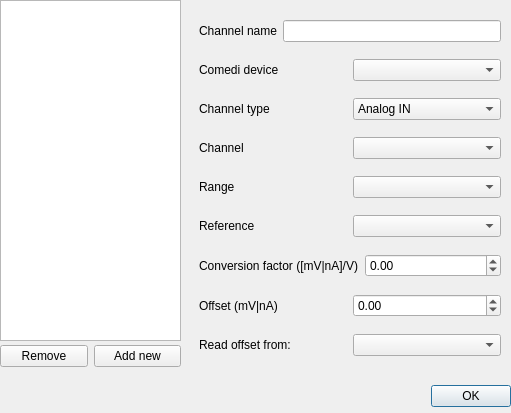
Old version of the form gui/channelsetupdialog.ui in the repository CompEphys-team/rtdo.
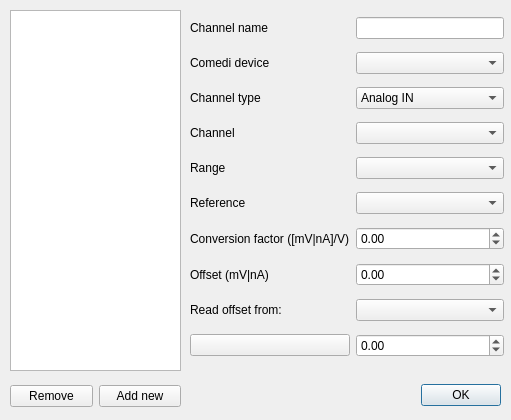
New version of the form.

Commit message:
Added a read/reset button to channel setup dialog
For input channels, the button reads and outputs the current value to the spinbox
For output channels, the button sets the output to the value in the spinbox
In both cases, the channel's offset is read from source prior to the main action.

Diff of the .ui file:
```diff
--- a/gui/channelsetupdialog.ui
+++ b/gui/channelsetupdialog.ui
@@ -7,7 +7,7 @@
     <x>0</x>
     <y>0</y>
     <width>511</width>
-    <height>413</height>
+    <height>420</height>
    </rect>
   </property>
   <property name="windowTitle">
@@ -16,8 +16,8 @@
   <widget class="QDialogButtonBox" name="buttonBox">
    <property name="geometry">
     <rect>
-     <x>190</x>
-     <y>381</y>
+     <x>180</x>
+     <y>380</y>
      <width>321</width>
      <height>31</height>
     </rect>
@@ -29,189 +29,22 @@
     <set>QDialogButtonBox::Ok</set>
    </property>
   </widget>
-  <widget class="QFrame" name="channel_details">
-   <property name="geometry">
-    <rect>
-     <x>190</x>
-     <y>0</y>
-     <width>320</width>
-     <height>381</height>
-    </rect>
-   </property>
-   <layout class="QVBoxLayout" name="verticalLayout">
-    <item>
-     <layout class="QHBoxLayout" name="horizontalLayout_6">
-      <item>
-       <widget class="QLabel" name="label">
-        <property name="text">
-         <string>Channel name</string>
-        </property>
-       </widget>
-      </item>
-      <item>
-       <widget class="QLineEdit" name="name"/>
-      </item>
-     </layout>
-    </item>
-    <item>
-     <layout class="QHBoxLayout" name="horizontalLayout_7">
-      <item>
-       <widget class="QLabel" name="label_7">
-        <property name="text">
-         <string>Comedi device</string>
-        </property>
-       </widget>
-      </item>
-      <item>
-       <widget class="QComboBox" name="device"/>
-      </item>
-     </layout>
-    </item>
-    <item>
-     <layout class="QHBoxLayout" name="horizontalLayout_8">
-      <item>
-       <widget class="QLabel" name="label_9">
-        <property name="text">
-         <string>Channel type</string>
-        </property>
-       </widget>
-      </item>
-      <item>
-       <widget class="QComboBox" name="type">
-        <item>
-         <property name="text">
-          <string>Analog IN</string>
-         </property>
-        </item>
-        <item>
-         <property name="text">
-          <string>Analog OUT</string>
-         </property>
-        </item>
-       </widget>
-      </item>
-     </layout>
-    </item>
-    <item>
-     <layout class="QHBoxLayout" name="horizontalLayout">
-      <item>
-       <widget class="QLabel" name="label_2">
-        <property name="text">
-         <string>Channel</string>
-        </property>
-       </widget>
-      </item>
-      <item>
-       <widget class="QComboBox" name="channel"/>
-      </item>
-     </layout>
-    </item>
-    <item>
-     <layout class="QHBoxLayout" name="horizontalLayout_4">
-      <item>
-       <widget class="QLabel" name="label_5">
-        <property name="text">
-         <string>Range</string>
-        </property>
-       </widget>
-      </item>
-      <item>
-       <widget class="QComboBox" name="range"/>
-      </item>
-     </layout>
-    </item>
-    <item>
-     <layout class="QHBoxLayout" name="horizontalLayout_3">
-      <item>
-       <widget class="QLabel" name="label_4">
-        <property name="text">
-         <string>Reference</string>
-        </property>
-       </widget>
-      </item>
-      <item>
-       <widget class="QComboBox" name="reference"/>
-      </item>
-     </layout>
-    </item>
-    <item>
-     <layout class="QHBoxLayout" name="horizontalLayout_2">
-      <item>
-       <widget class="QLabel" name="label_3">
-        <property name="text">
-         <string>Conversion factor ([mV|nA]/V)</string>
-        </property>
-       </widget>
-      </item>
-      <item>
-       <widget class="QDoubleSpinBox" name="conversionFactor">
-        <property name="minimum">
-         <double>-100.000000000000000</double>
-        </property>
-        <property name="maximum">
-         <double>100.000000000000000</double>
-        </property>
-       </widget>
-      </item>
-     </layout>
-    </item>
-    <item>
-     <layout class="QHBoxLayout" name="horizontalLayout_5">
-      <item>
-       <widget class="QLabel" name="label_6">
-        <property name="text">
-         <string>Offset (mV|nA)</string>
-        </property>
-       </widget>
-      </item>
-      <item>
-       <widget class="QDoubleSpinBox" name="offset">
-        <property name="minimum">
-         <double>-100.000000000000000</double>
-        </property>
-        <property name="maximum">
-         <double>100.000000000000000</double>
-        </property>
-       </widget>
-      </item>
-     </layout>
-    </item>
-    <item>
-     <layout class="QHBoxLayout" name="horizontalLayout_9">
-      <item>
-       <widget class="QLabel" name="label_8">
-        <property name="text">
-         <string>Read offset from:</string>
-        </property>
-       </widget>
-      </item>
-      <item>
-       <widget class="QComboBox" name="readOffsetSource">
-        <property name="toolTip">
-         <string>&lt;html&gt;&lt;head/&gt;&lt;body&gt;&lt;p&gt;If set, the offset is read from the selected channel at the start of an experiment, overwriting the manually set value.&lt;/p&gt;&lt;/body&gt;&lt;/html&gt;</string>
-        </property>
-       </widget>
-      </item>
-     </layout>
-    </item>
-   </layout>
-  </widget>
   <widget class="QListView" name="channelList">
    <property name="geometry">
     <rect>
-     <x>0</x>
-     <y>0</y>
-     <width>181</width>
-     <height>341</height>
+     <x>10</x>
+     <y>10</y>
+     <width>171</width>
+     <height>361</height>
     </rect>
    </property>
   </widget>
   <widget class="QWidget" name="layoutWidget">
    <property name="geometry">
     <rect>
-     <x>0</x>
-     <y>340</y>
-     <width>181</width>
+     <x>10</x>
+     <y>380</y>
+     <width>171</width>
      <height>33</height>
     </rect>
    </property>
@@ -232,6 +65,154 @@
     </item>
    </layout>
   </widget>
+  <widget class="QWidget" name="">
+   <property name="geometry">
+    <rect>
+     <x>190</x>
+     <y>10</y>
+     <width>314</width>
+     <height>361</height>
+    </rect>
+   </property>
+   <layout class="QGridLayout" name="gridLayout_2">
+    <item row="6" column="0">
+     <widget class="QLabel" name="label_3">
+      <property name="text">
+       <string>Conversion factor ([mV|nA]/V)</string>
+      </property>
+     </widget>
+    </item>
+    <item row="6" column="1">
+     <widget class="QDoubleSpinBox" name="conversionFactor">
+      <property name="minimum">
+       <double>-100.000000000000000</double>
+      </property>
+      <property name="maximum">
+       <double>100.000000000000000</double>
+      </property>
+     </widget>
+    </item>
+    <item row="5" column="1">
+     <widget class="QComboBox" name="reference"/>
+    </item>
+    <item row="5" column="0">
+     <widget class="QLabel" name="label_4">
+      <property name="text">
+       <string>Reference</string>
+      </property>
+     </widget>
+    </item>
+    <item row="7" column="1">
+     <widget class="QDoubleSpinBox" name="offset">
+      <property name="minimum">
+       <double>-100.000000000000000</double>
+      </property>
+      <property name="maximum">
+       <double>100.000000000000000</double>
+      </property>
+     </widget>
+    </item>
+    <item row="7" column="0">
+     <widget class="QLabel" name="label_6">
+      <property name="text">
+       <string>Offset (mV|nA)</string>
+      </property>
+     </widget>
+    </item>
+    <item row="8" column="1">
+     <widget class="QComboBox" name="readOffsetSource">
+      <property name="toolTip">
+       <string>&lt;html&gt;&lt;head/&gt;&lt;body&gt;&lt;p&gt;If set, the offset is read from the selected channel at the start of an experiment, overwriting the manually set value.&lt;/p&gt;&lt;/body&gt;&lt;/html&gt;</string>
+      </property>
+     </widget>
+    </item>
+    <item row="2" column="0">
+     <widget class="QLabel" name="label_9">
+      <property name="text">
+       <string>Channel type</string>
+      </property>
+     </widget>
+    </item>
+    <item row="1" column="0">
+     <widget class="QLabel" name="label_7">
+      <property name="text">
+       <string>Comedi device</string>
+      </property>
+     </widget>
+    </item>
+    <item row="1" column="1">
+     <widget class="QComboBox" name="device"/>
+    </item>
+    <item row="3" column="0">
+     <widget class="QLabel" name="label_2">
+      <property name="text">
+       <string>Channel</string>
+      </property>
+     </widget>
+    </item>
+    <item row="0" column="0">
+     <widget class="QLabel" name="label">
+      <property name="text">
+       <string>Channel name</string>
+      </property>
+     </widget>
+    </item>
+    <item row="0" column="1">
+     <widget class="QLineEdit" name="name"/>
+    </item>
+    <item row="8" column="0">
+     <widget class="QLabel" name="label_8">
+      <property name="text">
+       <string>Read offset from:</string>
+      </property>
+     </widget>
+    </item>
+    <item row="2" column="1">
+     <widget class="QComboBox" name="type">
+      <item>
+       <property name="text">
+        <string>Analog IN</string>
+       </property>
+      </item>
+      <item>
+       <property name="text">
+        <string>Analog OUT</string>
+       </property>
+      </item>
+     </widget>
+    </item>
+    <item row="3" column="1">
+     <widget class="QComboBox" name="channel"/>
+    </item>
+    <item row="4" column="0">
+     <widget class="QLabel" name="label_5">
+      <property name="text">
+       <string>Range</string>
+      </property>
+     </widget>
+    </item>
+    <item row="4" column="1">
+     <widget class="QComboBox" name="range"/>
+    </item>
+    <item row="9" column="0">
+     <widget class="QPushButton" name="read_reset">
+      <property name="text">
+       <string/>
+      </property>
+     </widget>
+    </item>
+    <item row="9" column="1">
+     <widget class="QDoubleSpinBox" name="read_reset_val">
+      <property name="minimum">
+       <double>-200.000000000000000</double>
+      </property>
+      <property name="maximum">
+       <double>200.000000000000000</double>
+      </property>
+     </widget>
+    </item>
+   </layout>
+  </widget>
  </widget>
  <resources/>
  <connections>
```
The commit also changes 3 other files.
